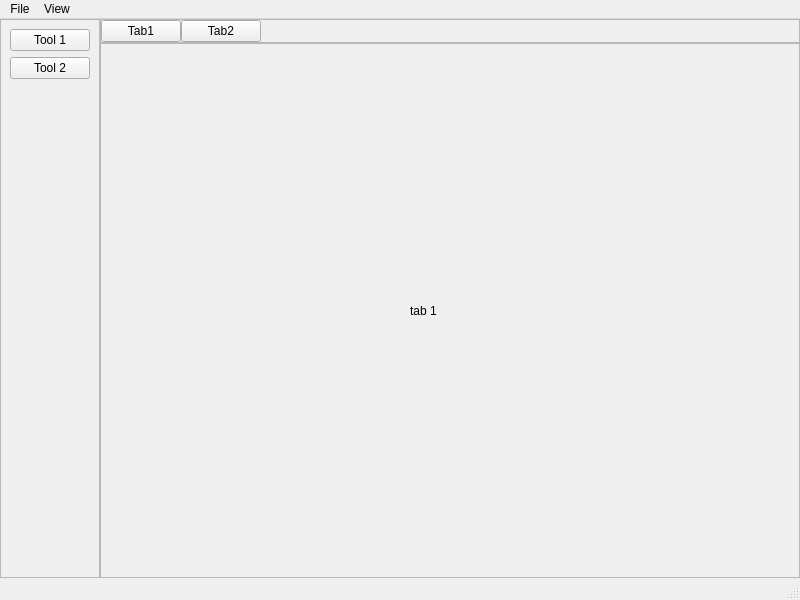
Before: the Qt Designer form src/mainwindow.ui in Clovis1444/DLCreator, drawn with Qt 5.
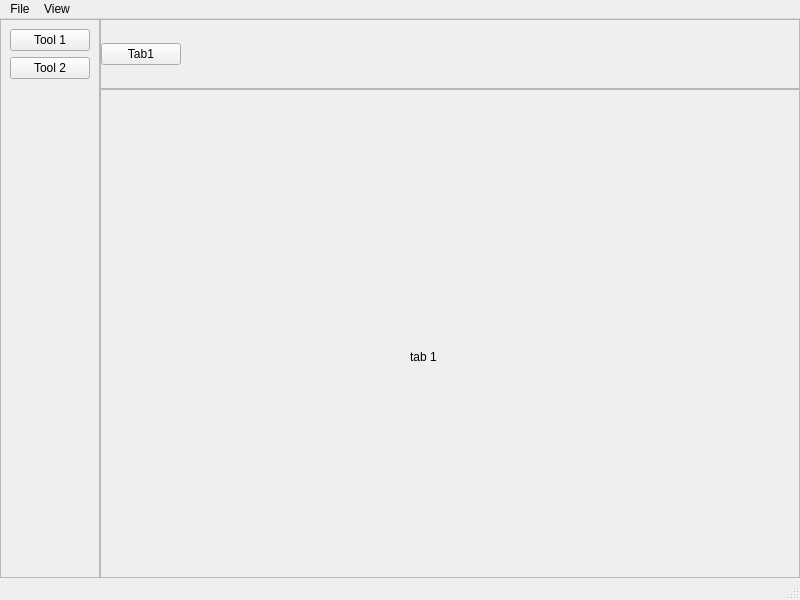
After: the same form once the commit is applied.

The edit to the form file:
```diff
--- a/src/mainwindow.ui
+++ b/src/mainwindow.ui
@@ -20,7 +20,7 @@
      <verstretch>0</verstretch>
     </sizepolicy>
    </property>
-   <layout class="QGridLayout" name="gridLayout" rowstretch="0,0" columnstretch="0,0,0,0" rowminimumheight="0,0" columnminimumwidth="0,0,0,0">
+   <layout class="QGridLayout" name="gridLayout" rowstretch="0,0,0" columnstretch="0,0" rowminimumheight="0,0,0" columnminimumwidth="0,0">
     <property name="leftMargin">
      <number>0</number>
     </property>
@@ -36,7 +36,7 @@
     <property name="spacing">
      <number>0</number>
     </property>
-    <item row="1" column="1">
+    <item row="2" column="1">
      <widget class="QFrame" name="workingArea_frame">
       <property name="sizePolicy">
        <sizepolicy hsizetype="Expanding" vsizetype="Expanding">
@@ -91,76 +91,7 @@
       </layout>
      </widget>
     </item>
-    <item row="0" column="1">
-     <widget class="QFrame" name="tabs_frame">
-      <property name="sizePolicy">
-       <sizepolicy hsizetype="Expanding" vsizetype="Minimum">
-        <horstretch>0</horstretch>
-        <verstretch>0</verstretch>
-       </sizepolicy>
-      </property>
-      <property name="minimumSize">
-       <size>
-        <width>0</width>
-        <height>0</height>
-       </size>
-      </property>
-      <property name="frameShape">
-       <enum>QFrame::Shape::StyledPanel</enum>
-      </property>
-      <property name="frameShadow">
-       <enum>QFrame::Shadow::Raised</enum>
-      </property>
-      <layout class="QHBoxLayout" name="horizontalLayout">
-       <property name="spacing">
-        <number>0</number>
-       </property>
-       <property name="sizeConstraint">
-        <enum>QLayout::SizeConstraint::SetMinimumSize</enum>
-       </property>
-       <property name="leftMargin">
-        <number>0</number>
-       </property>
-       <property name="topMargin">
-        <number>0</number>
-       </property>
-       <property name="rightMargin">
-        <number>0</number>
-       </property>
-       <property name="bottomMargin">
-        <number>0</number>
-       </property>
-       <item>
-        <widget class="QPushButton" name="tabButton1">
-         <property name="text">
-          <string>Tab1</string>
-         </property>
-        </widget>
-       </item>
-       <item>
-        <widget class="QPushButton" name="tabButton2">
-         <property name="text">
-          <string>Tab2</string>
-         </property>
-        </widget>
-       </item>
-       <item>
-        <spacer name="horizontalSpacer">
-         <property name="orientation">
-          <enum>Qt::Orientation::Horizontal</enum>
-         </property>
-         <property name="sizeHint" stdset="0">
-          <size>
-           <width>40</width>
-           <height>20</height>
-          </size>
-         </property>
-        </spacer>
-       </item>
-      </layout>
-     </widget>
-    </item>
-    <item row="0" column="0" rowspan="2">
+    <item row="0" column="0" rowspan="3">
      <widget class="QFrame" name="tools_frame">
       <property name="sizePolicy">
        <sizepolicy hsizetype="Minimum" vsizetype="Minimum">
@@ -211,6 +142,111 @@
       </layout>
      </widget>
     </item>
+    <item row="1" column="1">
+     <widget class="QScrollArea" name="tabs_scrollArea">
+      <property name="sizePolicy">
+       <sizepolicy hsizetype="Expanding" vsizetype="Minimum">
+        <horstretch>0</horstretch>
+        <verstretch>0</verstretch>
+       </sizepolicy>
+      </property>
+      <property name="minimumSize">
+       <size>
+        <width>0</width>
+        <height>0</height>
+       </size>
+      </property>
+      <property name="maximumSize">
+       <size>
+        <width>16777215</width>
+        <height>16777215</height>
+       </size>
+      </property>
+      <property name="baseSize">
+       <size>
+        <width>0</width>
+        <height>0</height>
+       </size>
+      </property>
+      <property name="sizeAdjustPolicy">
+       <enum>QAbstractScrollArea::SizeAdjustPolicy::AdjustToContents</enum>
+      </property>
+      <property name="widgetResizable">
+       <bool>true</bool>
+      </property>
+      <property name="alignment">
+       <set>Qt::AlignmentFlag::AlignLeading|Qt::AlignmentFlag::AlignLeft|Qt::AlignmentFlag::AlignTop</set>
+      </property>
+      <widget class="QWidget" name="tabs_scrollAreaWidgetContents">
+       <property name="geometry">
+        <rect>
+         <x>0</x>
+         <y>0</y>
+         <width>698</width>
+         <height>68</height>
+        </rect>
+       </property>
+       <property name="sizePolicy">
+        <sizepolicy hsizetype="Expanding" vsizetype="Minimum">
+         <horstretch>0</horstretch>
+         <verstretch>0</verstretch>
+        </sizepolicy>
+       </property>
+       <property name="minimumSize">
+        <size>
+         <width>0</width>
+         <height>0</height>
+        </size>
+       </property>
+       <property name="maximumSize">
+        <size>
+         <width>16777215</width>
+         <height>16777215</height>
+        </size>
+       </property>
+       <layout class="QHBoxLayout" name="horizontalLayout_2">
+        <property name="spacing">
+         <number>0</number>
+        </property>
+        <property name="sizeConstraint">
+         <enum>QLayout::SizeConstraint::SetDefaultConstraint</enum>
+        </property>
+        <property name="leftMargin">
+         <number>0</number>
+        </property>
+        <property name="topMargin">
+         <number>0</number>
+        </property>
+        <property name="rightMargin">
+         <number>0</number>
+        </property>
+        <property name="bottomMargin">
+         <number>0</number>
+        </property>
+        <item>
+         <widget class="QPushButton" name="tabButton1">
+          <property name="text">
+           <string>Tab1</string>
+          </property>
+         </widget>
+        </item>
+        <item>
+         <spacer name="horizontalSpacer">
+          <property name="orientation">
+           <enum>Qt::Orientation::Horizontal</enum>
+          </property>
+          <property name="sizeHint" stdset="0">
+           <size>
+            <width>615</width>
+            <height>20</height>
+           </size>
+          </property>
+         </spacer>
+        </item>
+       </layout>
+      </widget>
+     </widget>
+    </item>
    </layout>
   </widget>
   <widget class="QMenuBar" name="menubar">
```
